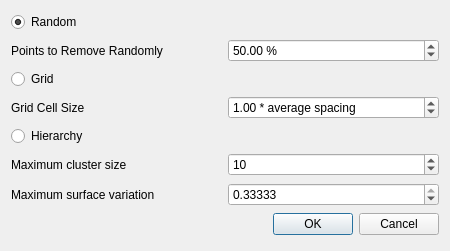
CGAL/cgal, file Polyhedron/demo/Polyhedron/Polyhedron_demo_point_set_simplification_plugin.ui: the form before one commit.
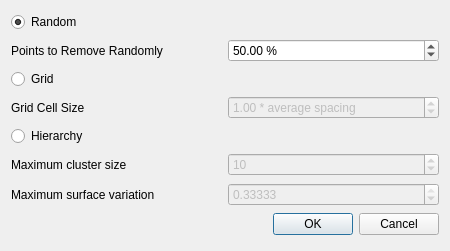
The form after the commit.

Commit message: Improve GUI of point set simplification plugin in Polyhedron demo

```diff
--- a/Polyhedron/demo/Polyhedron/Polyhedron_demo_point_set_simplification_plugin.ui
+++ b/Polyhedron/demo/Polyhedron/Polyhedron_demo_point_set_simplification_plugin.ui
@@ -79,6 +79,9 @@
    </item>
    <item row="5" column="1">
     <widget class="QDoubleSpinBox" name="m_gridCellSize">
+     <property name="enabled">
+      <bool>false</bool>
+     </property>
      <property name="suffix">
       <string> * average spacing</string>
      </property>
@@ -115,6 +118,9 @@
    </item>
    <item row="7" column="1">
     <widget class="QSpinBox" name="m_maximumClusterSize">
+     <property name="enabled">
+      <bool>false</bool>
+     </property>
      <property name="minimum">
       <number>1</number>
      </property>
@@ -135,6 +141,9 @@
    </item>
    <item row="8" column="1">
     <widget class="QDoubleSpinBox" name="m_maximumSurfaceVariation">
+     <property name="enabled">
+      <bool>false</bool>
+     </property>
      <property name="suffix">
       <string/>
      </property>
```
The commit also changes 1 other file.
